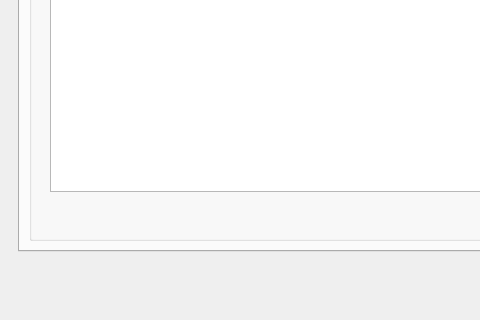
Before: the Qt Designer form src-qt4/pc-pkgmanager/mainWin.ui in trueos/pcbsd, drawn with Qt 5; both pictures show x 0 to 480 and y 337 to 657 of the 800 by 657 pixel window.
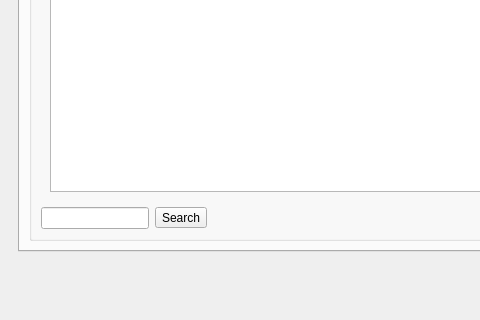
After: the same form once the commit is applied. Icons and pictures are not drawn.

Commit message: Add search functionality to pc-pkgmanager. Still need to setup the keyboard shortcuts (ctrl-F, enter)

```diff
--- a/src-qt4/pc-pkgmanager/mainWin.ui
+++ b/src-qt4/pc-pkgmanager/mainWin.ui
@@ -180,6 +180,27 @@
                </item>
                <item row="1" column="0">
                 <layout class="QHBoxLayout" name="horizontalLayout">
+                 <item>
+                  <widget class="QLineEdit" name="line_search">
+                   <property name="sizePolicy">
+                    <sizepolicy hsizetype="Preferred" vsizetype="Fixed">
+                     <horstretch>0</horstretch>
+                     <verstretch>0</verstretch>
+                    </sizepolicy>
+                   </property>
+                  </widget>
+                 </item>
+                 <item>
+                  <widget class="QToolButton" name="tool_search">
+                   <property name="text">
+                    <string>Search</string>
+                   </property>
+                   <property name="icon">
+                    <iconset resource="pc-pkgmanager.qrc">
+                     <normaloff>:/search.png</normaloff>:/search.png</iconset>
+                   </property>
+                  </widget>
+                 </item>
                  <item>
                   <spacer name="spacer2">
                    <property name="orientation">
```
Left out of the diff: 6 changed lines with no effect on the pictures. The commit also changes 3 other files.
